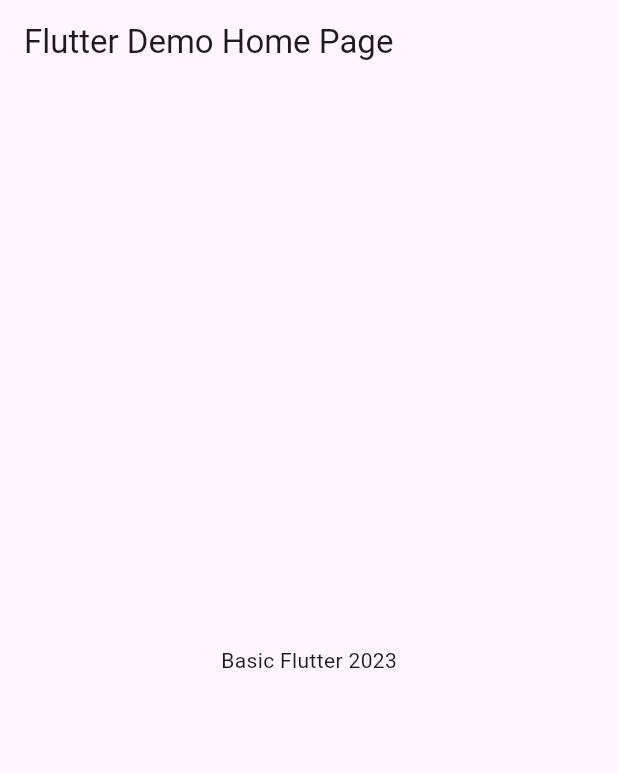
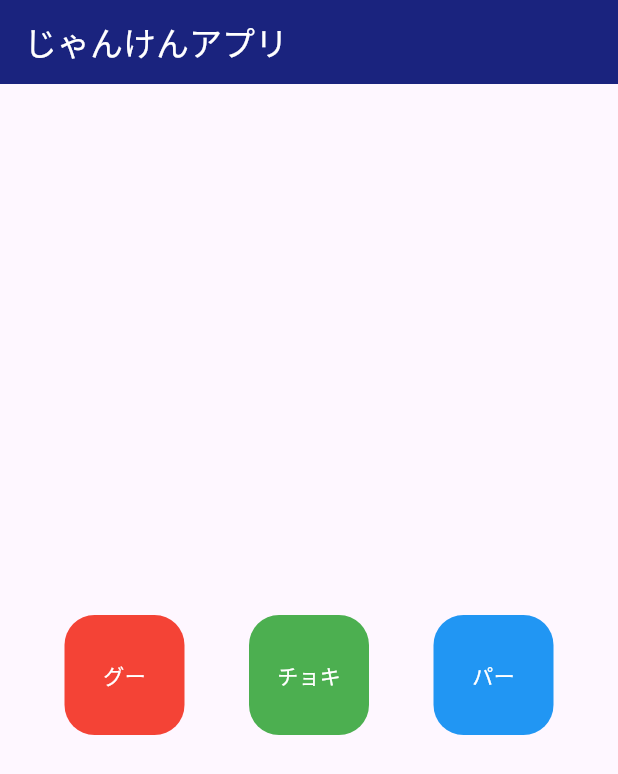
Before and after one commit to shinonome-inc/mobile_Mio_basic_flutter, a Flutter app: the screen it shows after launch, on a phone screen of 412 x 824 dp. Shown: the top 774 px of the screen. Run offline on Flutter 3.47's test engine with Material 3 defaults, Android fonts, the phone set to English and light mode, and no system bars.

Commit message:
じゃんけんアプリの作成

```diff
--- a/janken_algorithm/janken_algorithm.dart
+++ b/janken_app/lib/janken_algorithm.dart
@@ -2,7 +2,7 @@ import 'dart:math';
 import 'dart:io';
 
 // enum:特定の値のみが列挙型で定義された値の中から選択できる
-enum Hand { rock, paper, scissors }
+enum Hand { rock, scissors, paper }
 
 void playRockPaperScissors(Hand myHand) {
   final random = Random();
@@ -27,7 +27,7 @@ void playRockPaperScissors(Hand myHand) {
 
 void main() {
   // プレイヤーの手を入力
-  print('じゃんけんしようや (0 for Rock, 1 for Paper, 2 for Scissors):');
+  print('じゃんけんしようや (0 for Rock, 1 for Scissors, 2 for Paper):');
   final input = int.parse(stdin.readLineSync() ?? '');
 
   // 入力を Hand 列挙体に変換して関数に渡す
--- /dev/null
+++ b/janken_app/lib/janken_screen.dart
@@ -0,0 +1,131 @@
+import 'dart:async';
+import 'dart:math';
+
+import 'package:flutter/material.dart';
+
+import 'janken_algorithm.dart';
+
+class JankenScreen extends StatefulWidget {
+  const JankenScreen({Key? key, required this.title}) : super(key: key);
+  final String title;
+
+  @override
+  _JankenScreenState createState() => _JankenScreenState();
+}
+
+class _JankenScreenState extends State<JankenScreen> {
+  Hand? _myHand;
+  Hand? _computerHand;
+  String _result = '';
+
+  @override
+  void initState() {
+    super.initState();
+    _playJanken();
+  }
+
+  void _playJanken([Hand? myHand]) {
+    setState(() {
+      if (myHand != null) {
+        _myHand = myHand;
+        _computerHand = _getComputerHand();
+        _result = _getResult(_myHand!, _computerHand!);
+        Timer(Duration(seconds: 3), () => _playJanken());
+      } else {
+        _myHand = null;
+        _computerHand = null;
+        _result = '';
+      }
+    });
+  }
+
+  Hand _getComputerHand() {
+    final random = Random();
+    final computerHandIndex = random.nextInt(3);
+    return Hand.values[computerHandIndex];
+  }
+
+  String _getResult(Hand playerHand, Hand computerHand) {
+    if (playerHand == computerHand) {
+      return '引き分けや、もう一度勝負しよ!';
+    } else if ((playerHand == Hand.rock && computerHand == Hand.scissors) ||
+        (playerHand == Hand.paper && computerHand == Hand.rock) ||
+        (playerHand == Hand.scissors && computerHand == Hand.paper)) {
+      return '俺の負けや。強いな';
+    } else {
+      return 'YOU LOSE 俺の勝ち。\n 何で負けたか、明日まで考えといてください';
+    }
+  }
+
+  @override
+  Widget build(BuildContext context) {
+    return Scaffold(
+      appBar: AppBar(
+        title: Text(widget.title),
+        backgroundColor: Colors.indigo[900],
+        foregroundColor: Colors.white,
+      ),
+      body: Center(
+        child: Column(
+          mainAxisAlignment: MainAxisAlignment.center,
+          children: [
+            if (_myHand != null && _computerHand != null)
+              Column(
+                children: [
+                  Text('君: ${_handToString(_myHand!)}'),
+                  Text('俺: ${_handToString(_computerHand!)}'),
+                  Text(
+                    _result,
+                    textAlign: TextAlign.center,
+                  ),
+                ],
+              ),
+            SizedBox(height: 20),
+            Row(
+              mainAxisAlignment: MainAxisAlignment.spaceEvenly,
+              children: [
+                for (var hand in Hand.values)
+                  GestureDetector(
+                    onTap: () => _playJanken(hand),
+                    child: Container(
+                      width: 80,
+                      height: 80,
+                      decoration: BoxDecoration(
+                        color: _getColor(hand),
+                        borderRadius: BorderRadius.circular(20), // 角丸の半径を設定
+                      ),
+                      child: Center(
+                          child: Text(_handToString(hand),
+                              style: TextStyle(color: Colors.white))),
+                    ),
+                  ),
+              ],
+            ),
+          ],
+        ),
+      ),
+    );
+  }
+
+  String _handToString(Hand hand) {
+    switch (hand) {
+      case Hand.rock:
+        return 'グー';
+      case Hand.scissors:
+        return 'チョキ';
+      case Hand.paper:
+        return 'パー';
+    }
+  }
+
+  Color _getColor(Hand hand) {
+    switch (hand) {
+      case Hand.rock:
+        return Colors.red;
+      case Hand.scissors:
+        return Colors.green;
+      case Hand.paper:
+        return Colors.blue;
+    }
+  }
+}
--- a/janken_app/lib/main.dart
+++ b/janken_app/lib/main.dart
@@ -1,43 +1,21 @@
 import 'package:flutter/material.dart';
+import 'janken_screen.dart';
 
 void main() {
   runApp(const MyApp());
 }
 
 class MyApp extends StatelessWidget {
-  const MyApp({super.key});
+  const MyApp({Key? key}) : super(key: key);
+
   @override
   Widget build(BuildContext context) {
     return MaterialApp(
-      title: 'Flutter Demo',
+      title: 'じゃんけんアプリ',
       theme: ThemeData(
         primarySwatch: Colors.blue,
       ),
-      home: const MyHomePage(title: 'Flutter Demo Home Page'),
+      home: JankenScreen(title: 'じゃんけんアプリ'),
     );
   }
 }
-
-class MyHomePage extends StatefulWidget {
-  const MyHomePage({super.key, required this.title});
-  final String title;
-
-  @override
-  State<MyHomePage> createState() => _MyHomePageState();
-}
-
-class _MyHomePageState extends State<MyHomePage> {
-  @override
-  Widget build(BuildContext context) {
-    return Scaffold(
-      appBar: AppBar(
-        title: Text(widget.title),
-      ),
-      body: const Center(
-        child: Text(
-          'Basic Flutter 2023',
-        ),
-      ),
-    );
-  }
-}
```
Also changed, not shown: 2 other files.
